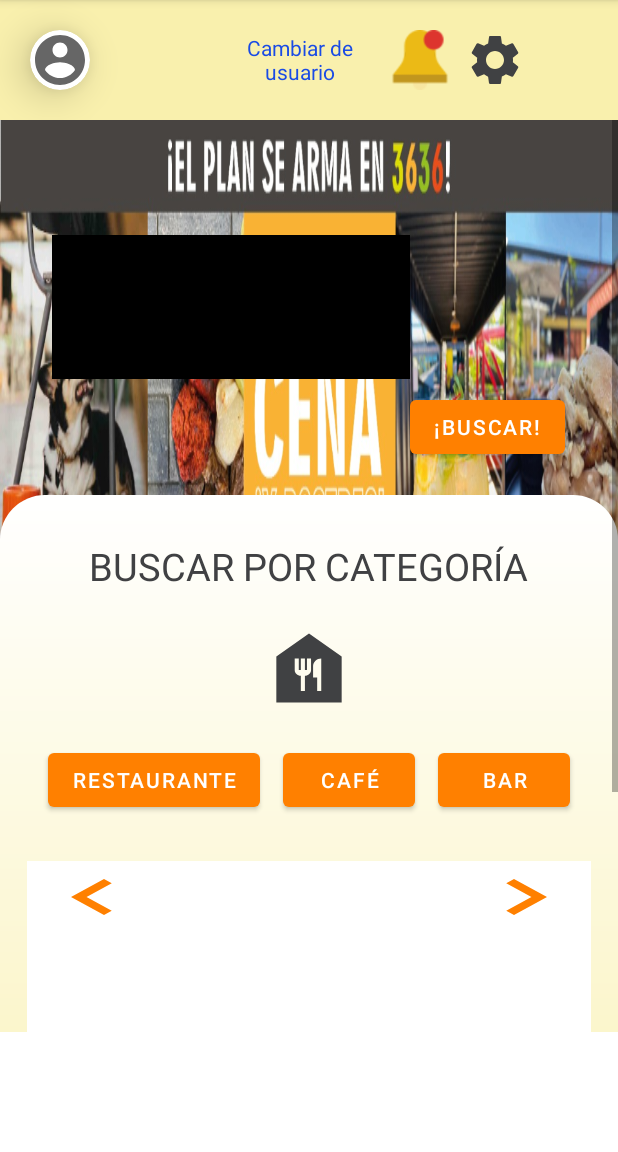
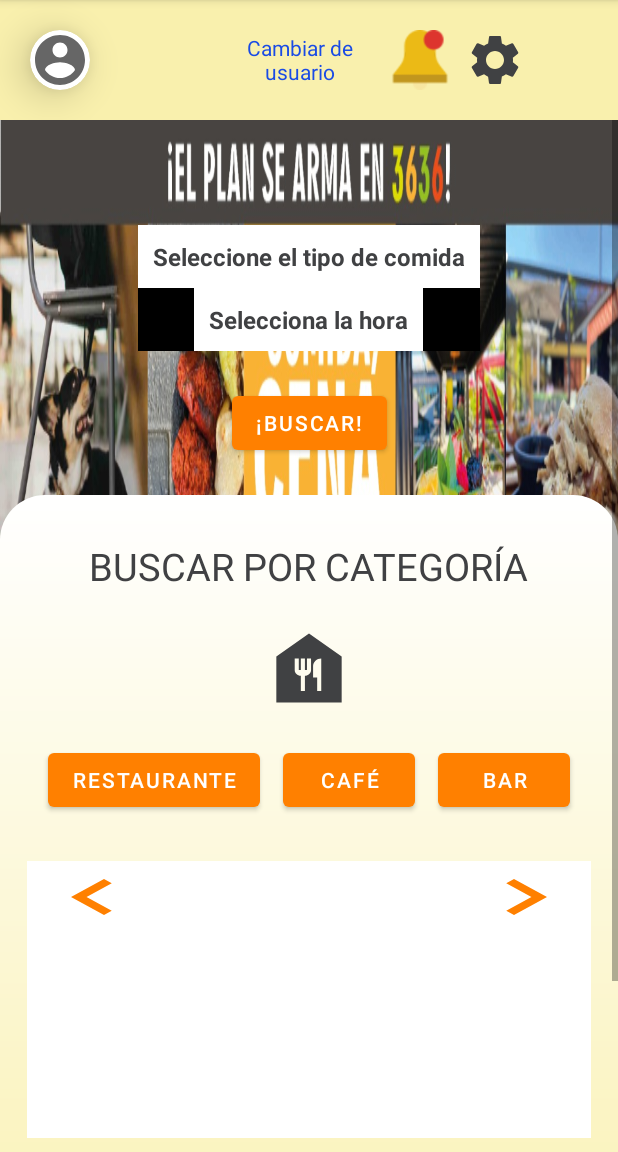
Before and after one commit to DanielFalconGuerra/App_3636, an Android app: the Interface3636 screen opened directly, with no data from a screen before it, on a phone screen of 412 x 824 dp, the part 84-1236 px from its top. Run offline under Robolectric (Android 15) with nearby library versions, the phone set to English and light mode, and no system bars; our stand-ins replace data binding.

Commit message:
spinners modificados

```diff
--- a/app/src/main/java/com/example/a3636/Interface3636.java
+++ b/app/src/main/java/com/example/a3636/Interface3636.java
@@ -108,8 +108,8 @@ public class Interface3636 extends AppCompatActivity {
         //foodType = connection.getTypesOfFood();
         foodType = typesOfFoodAndSchedules.getTypesOfFood();
         //ArrayAdapter<CharSequence>adapter=ArrayAdapter.createFromResource(this,R.array.TipodeComida, android.R.layout.simple_spinner_item);
-        ArrayAdapter<CharSequence> adapter= new ArrayAdapter<>(this, android.R.layout.simple_list_item_1, foodType);
-        adapter.setDropDownViewResource(android.R.layout.simple_spinner_item);
+        ArrayAdapter<CharSequence> adapter= new ArrayAdapter<>(this, R.layout.spinner_text_style, foodType);
+        //adapter.setDropDownViewResource(android.R.layout.simple_spinner_item);
         spinnerTipoComida.setAdapter(adapter);
         //Spinner para Horario
         Spinner spinnerHorario = findViewById(R.id.menu_Horario);
@@ -120,8 +120,8 @@ public class Interface3636 extends AppCompatActivity {
         //hours = connection.getHoraries();
         hours = typesOfFoodAndSchedules.getItemsToArraySchedules();
         //ArrayAdapter<CharSequence>adapter=ArrayAdapter.createFromResource(this,R.array.TipodeComida, android.R.layout.simple_spinner_item);
-        ArrayAdapter <CharSequence>adapterHour= new ArrayAdapter<>(this, android.R.layout.simple_list_item_1, hours);
-        adapter.setDropDownViewResource(android.R.layout.simple_spinner_item);
+        ArrayAdapter <CharSequence>adapterHour= new ArrayAdapter<>(this, R.layout.spinner_text_style, hours);
+        //adapter.setDropDownViewResource(android.R.layout.simple_spinner_item);
         spinnerHorario.setAdapter(adapterHour);
 
         Button btnSearchRestaurant = findViewById(R.id.btnSearchRestaurant);
--- a/app/src/main/java/com/example/a3636/MainActivity.java
+++ b/app/src/main/java/com/example/a3636/MainActivity.java
@@ -220,6 +220,9 @@ public class MainActivity extends AppCompatActivity {
         LinearLayout layout = findViewById(R.id.layoutError);
         layout.setVisibility(View.VISIBLE);
         Spinner spinnerCiudad = findViewById(R.id.spinnerCiudad);
+        String cities[] = {"Seleccione la ciudad", "Irapuato", "Guanajuato", "León", "Celaya", "Chihuahua", "Juarez"};
+        ArrayAdapter<String> adapter = new ArrayAdapter<String>(this, R.layout.spinner_text_style,cities );
+        spinnerCiudad.setAdapter(adapter);
         Button btnSearchByCity = findViewById(R.id.buttonBuscar);
         btnSearchByCity.setOnClickListener(view1 -> {
             String city = spinnerCiudad.getSelectedItem().toString();
--- a/app/src/main/res/layout/activity_interface3636.xml
+++ b/app/src/main/res/layout/activity_interface3636.xml
@@ -94,7 +94,7 @@
                     android:layout_width="match_parent"
                     android:layout_height="match_parent"
                     android:layout_centerHorizontal="true"
-                    android:layout_marginVertical="80dp"
+                    android:layout_marginTop="80dp"
 
                     android:background="@mipmap/popularbg">
 
@@ -102,48 +102,62 @@
                         android:layout_width="match_parent"
                         android:layout_height="wrap_content">
 
-                        <LinearLayout
+                        <androidx.constraintlayout.widget.ConstraintLayout
                             android:id="@+id/Layout_Buscar"
                             android:layout_width="match_parent"
                             android:layout_height="250dp"
                             android:gravity="center">
 
                             <LinearLayout
+                                android:id="@+id/contentSpinner"
                                 android:layout_width="wrap_content"
                                 android:layout_height="wrap_content"
                                 android:layout_marginVertical="70dp"
+                                android:layout_marginStart="16dp"
+                                android:layout_marginTop="16dp"
+                                android:layout_marginEnd="16dp"
+                                android:background="@color/black"
                                 android:gravity="center"
-                                android:background="@color/black"
-                                android:orientation="vertical">
+                                android:orientation="vertical"
+                                app:layout_constraintEnd_toEndOf="parent"
+                                app:layout_constraintStart_toStartOf="parent"
+                                app:layout_constraintTop_toTopOf="parent"
+                                tools:ignore="MissingConstraints">
 
                                 <Spinner
                                     android:id="@+id/menu_tipoComida"
                                     android:layout_width="wrap_content"
                                     android:layout_height="wrap_content"
                                     android:layout_gravity="center"
-                                    android:background="@color/black"
-                                    android:spinnerMode="dropdown" />
+                                    android:background="@color/white"
+                                    android:spinnerMode="dialog" />
 
                                 <Spinner
                                     android:id="@+id/menu_Horario"
                                     android:layout_width="wrap_content"
                                     android:layout_height="wrap_content"
                                     android:layout_gravity="center"
-                                    android:background="@color/black"
-                                    android:spinnerMode="dropdown" />
+                                    android:background="@color/white"
+                                    android:spinnerMode="dialog" />
                             </LinearLayout>
 
                             <Button
                                 android:id="@+id/btnSearchRestaurant"
                                 android:layout_width="wrap_content"
                                 android:layout_height="wrap_content"
-                                android:layout_marginTop="80dp"
                                 android:layout_gravity="center"
+                                android:layout_marginStart="16dp"
+                                android:layout_marginTop="24dp"
+                                android:layout_marginEnd="16dp"
                                 android:gravity="center"
-                                android:text="¡BUSCAR!" />
+                                android:text="¡BUSCAR!"
+                                app:layout_constraintEnd_toEndOf="parent"
+                                app:layout_constraintStart_toStartOf="parent"
+                                app:layout_constraintTop_toBottomOf="@id/contentSpinner"
+                                tools:ignore="MissingConstraints" />
 
 
-                        </LinearLayout>
+                        </androidx.constraintlayout.widget.ConstraintLayout>
 
                         <LinearLayout
                             android:layout_width="match_parent"
--- a/app/src/main/res/layout/activity_main.xml
+++ b/app/src/main/res/layout/activity_main.xml
@@ -193,11 +193,11 @@
                                 android:layout_marginEnd="16dp"
                                 android:text="Tu ciudad no cuenta con restaurantes registrados en estos momentos"
                                 android:textAlignment="center"
+                                android:textColor="@color/grey"
                                 android:textSize="20sp"
                                 app:layout_constraintEnd_toEndOf="parent"
                                 app:layout_constraintStart_toStartOf="parent"
-                                app:layout_constraintTop_toTopOf="parent"
-                                android:textColor="@color/grey"/>
+                                app:layout_constraintTop_toTopOf="parent" />
 
                             <TextView
                                 android:id="@+id/textView4"
@@ -208,11 +208,11 @@
                                 android:layout_marginEnd="16dp"
                                 android:text="O bien, seleccione la ciudad donde desea buscar"
                                 android:textAlignment="center"
+                                android:textColor="@color/grey"
                                 android:textSize="20sp"
                                 app:layout_constraintEnd_toEndOf="parent"
                                 app:layout_constraintStart_toStartOf="parent"
-                                app:layout_constraintTop_toBottomOf="@+id/textView3"
-                                android:textColor="@color/grey"/>
+                                app:layout_constraintTop_toBottomOf="@+id/textView3" />
 
                             <Spinner
                                 android:id="@+id/spinnerCiudad"
@@ -226,8 +226,7 @@
                                 app:layout_constraintEnd_toEndOf="parent"
                                 app:layout_constraintStart_toStartOf="parent"
                                 app:layout_constraintTop_toBottomOf="@+id/textView4"
-                                tools:ignore="MissingConstraints"
-                                android:background="@color/grey"/>
+                                tools:ignore="MissingConstraints" />
 
                             <Button
                                 android:id="@+id/buttonBuscar"
--- /dev/null
+++ b/app/src/main/res/layout/spinner_text_style.xml
@@ -0,0 +1,8 @@
+<?xml version="1.0" encoding="utf-8"?>
+<TextView xmlns:android="http://schemas.android.com/apk/res/android"
+    android:layout_width="match_parent"
+    android:layout_height="wrap_content"
+    android:padding="10dp"
+    android:textColor="@color/grey"
+    android:textSize="16sp"
+    android:textStyle="bold"/>
```
